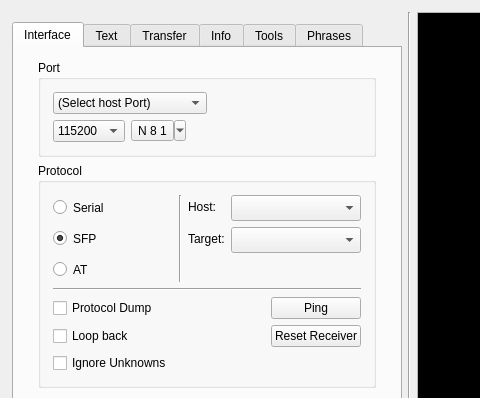
Before: the Qt Designer form mainWindow.ui in strawbot/TimbreTalk, drawn with Qt 5; both pictures show x 0 to 480 and y 0 to 398 of the 1046 by 644 pixel window.
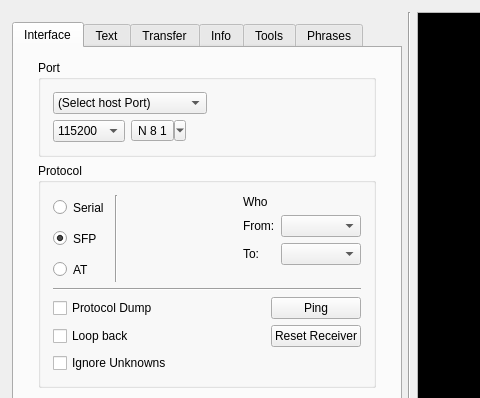
After: the same form once the commit is applied.

Commit message: define new classes for port, portal, interface for refactoring all ports into - driven by ip port design

```diff
--- a/mainWindow.ui
+++ b/mainWindow.ui
@@ -368,6 +368,13 @@
                       </item>
                      </layout>
                     </item>
+                    <item>
+                     <widget class="Line" name="line_2">
+                      <property name="orientation">
+                       <enum>Qt::Vertical</enum>
+                      </property>
+                     </widget>
+                    </item>
                     <item>
                      <spacer name="horizontalSpacer_3">
                       <property name="orientation">
@@ -381,23 +388,9 @@
                       </property>
                      </spacer>
                     </item>
-                    <item>
-                     <widget class="Line" name="line_2">
-                      <property name="orientation">
-                       <enum>Qt::Vertical</enum>
-                      </property>
-                     </widget>
-                    </item>
                     <item>
                      <layout class="QFormLayout" name="formLayout_6">
-                      <item row="0" column="0">
-                       <widget class="QLabel" name="label_5">
-                        <property name="text">
-                         <string>Host:</string>
-                        </property>
-                       </widget>
-                      </item>
-                      <item row="0" column="1">
+                      <item row="1" column="1">
                        <widget class="QComboBox" name="whoFrom">
                         <property name="sizePolicy">
                          <sizepolicy hsizetype="Expanding" vsizetype="Fixed">
@@ -407,38 +400,61 @@
                         </property>
                         <property name="minimumSize">
                          <size>
-                          <width>130</width>
-                          <height>26</height>
+                          <width>0</width>
+                          <height>0</height>
                          </size>
                         </property>
                         <property name="maximumSize">
                          <size>
-                          <width>130</width>
-                          <height>26</height>
+                          <width>16777215</width>
+                          <height>16777215</height>
                          </size>
                         </property>
                        </widget>
                       </item>
+                      <item row="2" column="1">
+                       <widget class="QComboBox" name="whoTo">
+                        <property name="minimumSize">
+                         <size>
+                          <width>0</width>
+                          <height>0</height>
+                         </size>
+                        </property>
+                        <property name="maximumSize">
+                         <size>
+                          <width>16777215</width>
+                          <height>16777215</height>
+                         </size>
+                        </property>
+                       </widget>
+                      </item>
+                      <item row="0" column="0" colspan="2">
+                       <widget class="QLabel" name="label_15">
+                        <property name="maximumSize">
+                         <size>
+                          <width>16777215</width>
+                          <height>16777215</height>
+                         </size>
+                        </property>
+                        <property name="text">
+                         <string>Who</string>
+                        </property>
+                        <property name="alignment">
+                         <set>Qt::AlignLeading|Qt::AlignLeft|Qt::AlignVCenter</set>
+                        </property>
+                       </widget>
+                      </item>
                       <item row="1" column="0">
+                       <widget class="QLabel" name="label_5">
+                        <property name="text">
+                         <string>From:</string>
+                        </property>
+                       </widget>
+                      </item>
+                      <item row="2" column="0">
                        <widget class="QLabel" name="label_4">
                         <property name="text">
-                         <string>Target:</string>
-                        </property>
-                       </widget>
-                      </item>
-                      <item row="1" column="1">
-                       <widget class="QComboBox" name="whoTo">
-                        <property name="minimumSize">
-                         <size>
-                          <width>130</width>
-                          <height>26</height>
-                         </size>
-                        </property>
-                        <property name="maximumSize">
-                         <size>
-                          <width>130</width>
-                          <height>26</height>
-                         </size>
+                         <string>To:</string>
                         </property>
                        </widget>
                       </item>
```
The commit also changes 5 other files.
